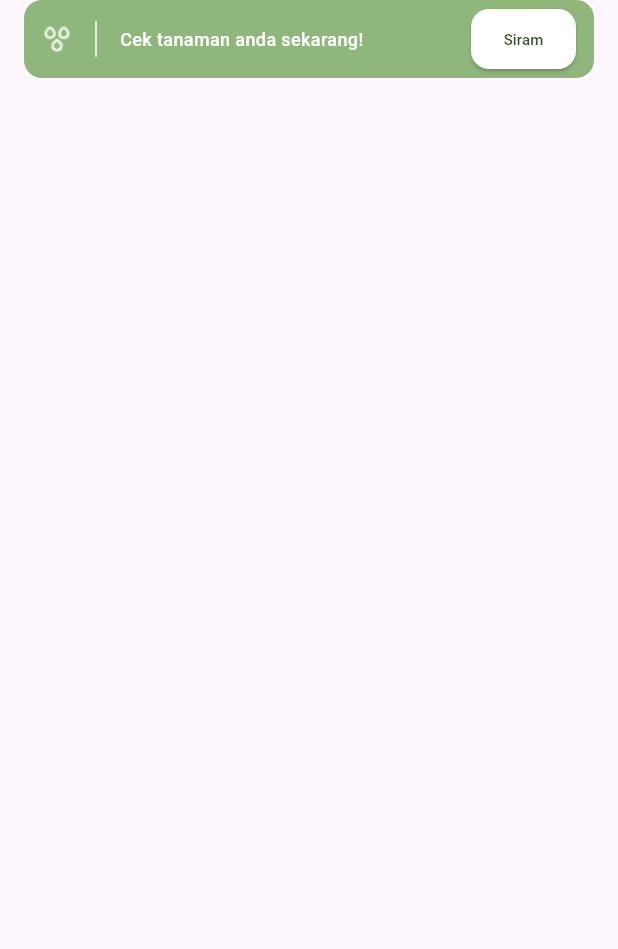
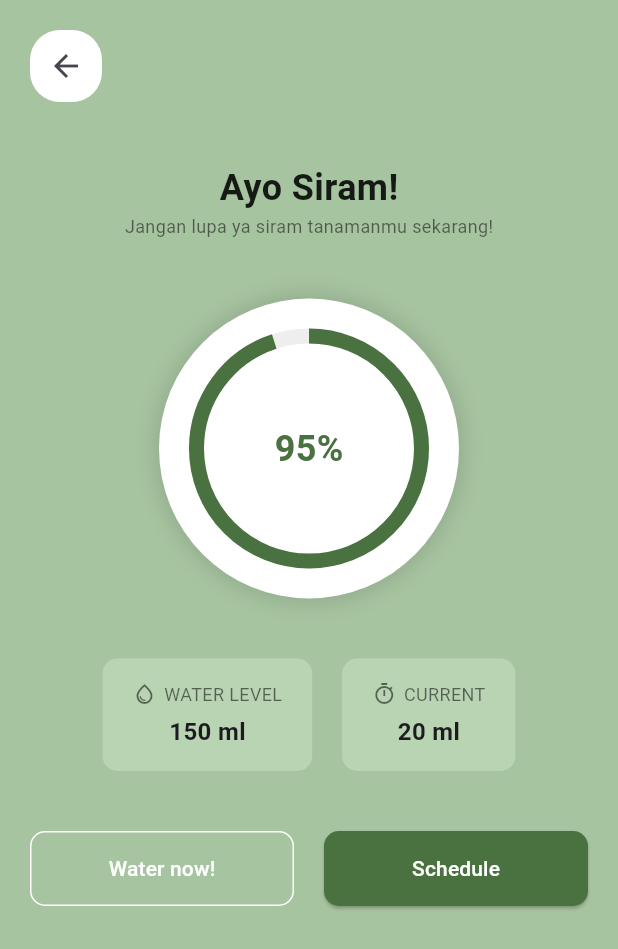
Before and after one commit to Fenanders/veggers_app, a Flutter app: the SprinkleCard widget shown alone on an empty page, opened directly, after a tap on "Siram", on a phone screen of 412 x 824 dp. Shown: the top 949 px of the screen. Run offline on Flutter 3.47's test engine with Material 3 defaults, Android fonts, the light colour scheme and no system bars; drawn by our look-alikes of percent_indicator; our stand-ins replace bloc, flutter_bloc, go_router, lottie; missing offline and left inert: mqtt_client.

Commit message:
update: add watering pages

```diff
--- /dev/null
+++ b/lib/features/dashboard/presentation/bloc/watering/watering_event.dart
@@ -0,0 +1,7 @@
+abstract class WateringEvent {}
+
+class PublishPumpControl extends WateringEvent {
+  final bool pumpState;
+
+  PublishPumpControl(this.pumpState);
+}
--- /dev/null
+++ b/lib/features/dashboard/presentation/bloc/watering/watering_state.dart
@@ -0,0 +1,19 @@
+abstract class WateringState{}
+
+class WateringInitialState extends WateringState{}
+
+class WateringConnectingState extends WateringState{}
+
+class WateringConnectedState extends WateringState{
+  final bool isPumpOn;
+
+  WateringConnectedState({this.isPumpOn = false});
+}
+
+class WateringDisconnectedState extends WateringState{}
+
+class WateringErrorState extends WateringState{
+  final String message;
+
+  WateringErrorState(this.message);
+}
--- /dev/null
+++ b/lib/features/dashboard/presentation/pages/watering/watering_page.dart
@@ -0,0 +1,212 @@
+import 'package:flutter/material.dart';
+import 'package:flutter_bloc/flutter_bloc.dart';
+import 'package:go_router/go_router.dart';
+import 'package:percent_indicator/circular_percent_indicator.dart';
+import 'package:veggers_app/features/dashboard/presentation/bloc/watering/watering_bloc.dart';
+import 'package:veggers_app/features/dashboard/presentation/bloc/watering/watering_event.dart';
+import 'package:veggers_app/features/dashboard/presentation/bloc/watering/watering_state.dart';
+
+class WateringPage extends StatefulWidget {
+  const WateringPage({super.key});
+
+  @override
+  State<WateringPage> createState() => _WateringPageState();
+}
+
+class _WateringPageState extends State<WateringPage> {
+  bool _isWatering = false;
+
+  @override
+  Widget build(BuildContext context) {
+    return Scaffold(
+      backgroundColor: const Color(0xFFA7C4A0), // Light green background
+      body: SafeArea(
+        child: Padding(
+          padding: const EdgeInsets.all(20.0),
+          child: Column(
+            children: [
+              // Back Button
+              Align(
+                alignment: Alignment.topLeft,
+                child: Container(
+                  decoration: BoxDecoration(
+                    color: Colors.white,
+                    borderRadius: BorderRadius.circular(20),
+                  ),
+                  child: IconButton(
+                    icon: const Icon(Icons.arrow_back),
+                    onPressed: () => context.go('/'),
+                  ),
+                ),
+              ),
+
+              const SizedBox(height: 40),
+
+              // Plant Name and Scientific Name
+              const Text(
+                'Ayo Siram!',
+                style: TextStyle(
+                  fontSize: 24,
+                  fontWeight: FontWeight.bold,
+                  color: Colors.black87,
+                ),
+              ),
+              const Text(
+                'Jangan lupa ya siram tanamanmu sekarang!',
+                style: TextStyle(
+                  fontSize: 12,
+                  color: Colors.black54,
+                ),
+              ),
+
+              const SizedBox(height: 40),
+
+              // Circular Progress Indicator
+              Container(
+                padding: const EdgeInsets.all(20),
+                decoration: BoxDecoration(
+                  color: Colors.white,
+                  shape: BoxShape.circle,
+                  boxShadow: [
+                    BoxShadow(
+                      color: Colors.black.withOpacity(0.1),
+                      blurRadius: 10,
+                      spreadRadius: 5,
+                    ),
+                  ],
+                ),
+                child: CircularPercentIndicator(
+                  radius: 80.0,
+                  lineWidth: 10.0,
+                  percent: 0.95,
+                  center: const Text(
+                    "95%",
+                    style: TextStyle(
+                      fontSize: 24,
+                      fontWeight: FontWeight.bold,
+                      color: Color(0xFF4A7140), // Darker green
+                    ),
+                  ),
+                  progressColor: const Color(0xFF4A7140),
+                  backgroundColor: Colors.grey.shade200,
+                ),
+              ),
+
+              const SizedBox(height: 40),
+
+              // Info Cards
+              Row(
+                mainAxisAlignment: MainAxisAlignment.center,
+                children: [
+                  _buildInfoCard(
+                    title: 'WATER LEVEL',
+                    value: '150 ml',
+                    icon: Icons.water_drop_outlined,
+                  ),
+                  const SizedBox(width: 20),
+                  _buildInfoCard(
+                    title: 'CURRENT',
+                    value: '20 ml',
+                    icon: Icons.timer_outlined,
+                  ),
+                ],
+              ),
+
+              const SizedBox(height: 40),
+
+              // Action Buttons
+              Row(
+                mainAxisAlignment: MainAxisAlignment.center,
+                children: [
+                  Expanded(
+                    child: BlocBuilder<WateringBloc, WateringState>(
+                        builder: (context, state) {
+                      return OutlinedButton(
+                        onPressed: () {
+                          setState(() {
+                            _isWatering = !_isWatering;
+                          });
+                          context
+                              .read<WateringBloc>()
+                              .add(PublishPumpControl(_isWatering));
+                        },
+                        style: OutlinedButton.styleFrom(
+                          padding: const EdgeInsets.symmetric(vertical: 15),
+                          side: const BorderSide(color: Colors.white),
+                          shape: RoundedRectangleBorder(
+                            borderRadius: BorderRadius.circular(10),
+                          ),
+                        ),
+                        child: const Text(
+                          'Water now!',
+                          style: TextStyle(color: Colors.white),
+                        ),
+                      );
+                    }),
+                  ),
+                  const SizedBox(width: 20),
+                  Expanded(
+                    child: ElevatedButton(
+                      onPressed: () {},
+                      style: ElevatedButton.styleFrom(
+                        padding: const EdgeInsets.symmetric(vertical: 15),
+                        backgroundColor: const Color(0xFF4A7140),
+                        shape: RoundedRectangleBorder(
+                          borderRadius: BorderRadius.circular(10),
+                        ),
+                      ),
+                      child: const Text(
+                        'Schedule',
+                        style: TextStyle(color: Colors.white),
+                      ),
+                    ),
+                  ),
+                ],
+              ),
+            ],
+          ),
+        ),
+      ),
+    );
+  }
+
+  Widget _buildInfoCard({
+    required String title,
+    required String value,
+    required IconData icon,
+  }) {
+    return Container(
+      padding: const EdgeInsets.symmetric(horizontal: 20, vertical: 15),
+      decoration: BoxDecoration(
+        color: const Color(0xFFB8D4B2), // Lighter green
+        borderRadius: BorderRadius.circular(10),
+      ),
+      child: Column(
+        children: [
+          Row(
+            mainAxisSize: MainAxisSize.min,
+            children: [
+              Icon(icon, size: 16, color: Colors.black54),
+              const SizedBox(width: 5),
+              Text(
+                title,
+                style: const TextStyle(
+                  fontSize: 12,
+                  color: Colors.black54,
+                ),
+              ),
+            ],
+          ),
+          const SizedBox(height: 5),
+          Text(
+            value,
+            style: const TextStyle(
+              fontSize: 16,
+              fontWeight: FontWeight.bold,
+            ),
+          ),
+        ],
+      ),
+    );
+  }
+}
--- a/lib/features/dashboard/presentation/widgets/sprinkle_card.dart
+++ b/lib/features/dashboard/presentation/widgets/sprinkle_card.dart
@@ -1,4 +1,5 @@
 import 'package:flutter/material.dart';
+import 'package:go_router/go_router.dart';
 
 class SprinkleCard extends StatelessWidget {
   const SprinkleCard({super.key});
@@ -37,7 +38,9 @@ class SprinkleCard extends StatelessWidget {
             ],
           ),
           ElevatedButton(
-            onPressed: () {},
+            onPressed: () {
+               context.go('/watering-page');
+            },
             style: ElevatedButton.styleFrom(
               fixedSize: const Size(70, 22),
               padding: const EdgeInsets.symmetric(horizontal: 0, vertical: 2),
--- /dev/null
+++ b/lib/services/mqtt_service.dart
@@ -0,0 +1,59 @@
+import 'package:mqtt_client/mqtt_client.dart';
+import 'package:mqtt_client/mqtt_server_client.dart';
+import 'dart:convert';
+
+class MqttService {
+  late MqttServerClient client;
+  final String broker;
+  final String clientId;
+  final String username;
+  final String password;
+
+  MqttService({
+    required this.broker,
+    required this.clientId,
+    required this.username,
+    required this.password,
+  });
+
+  Future<MqttServerClient> connect() async {
+    client = MqttServerClient(broker, clientId);
+    client.logging(on: true);
+    client.keepAlivePeriod = 60;
+    client.onDisconnected = onDisconnected;
+    client.onConnected = onConnected;
+    client.onSubscribed = onSubscribed;
+
+    final connMessage = MqttConnectMessage()
+        .authenticateAs(username, password)
+        .withClientIdentifier(clientId)
+        .withWillQos(MqttQos.atLeastOnce);
+
+    client.connectionMessage = connMessage;
+
+    try {
+      await client.connect();
+    } catch (e) {
+      print('Exception: $e');
+      client.disconnect();
+    }
+
+    return client;
+  }
+
+  void onConnected() {
+    print('Connected');
+  }
+
+  void onDisconnected() {
+    print('Disconnected');
+  }
+
+  void onSubscribed(String topic) {
+    print('Subscribed to: $topic');
+  }
+
+  void disconnect() {
+    client.disconnect();
+  }
+}
--- a/pubspec.yaml
+++ b/pubspec.yaml
@@ -35,6 +35,7 @@ dependencies:
   # The following adds the Cupertino Icons font to your application.
   # Use with the CupertinoIcons class for iOS style icons.
   cupertino_icons: ^1.0.8
+  percent_indicator: ^4.2.3
   mqtt_client: ^10.5.1
   lottie: ^3.1.3
   go_router: ^14.6.1
```
Also changed, not shown: lib/features/dashboard/presentation/bloc/watering/watering_bloc.dart (added, +32 -0 lines), lib/features/dashboard/presentation/models/sensor_data.dart (added, +22 -0 lines), lib/features/dashboard/presentation/widgets/weather_status_card.dart (+24 -16 lines), pubspec.lock.
